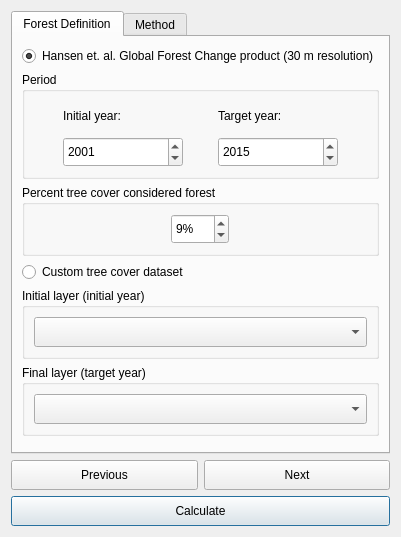
This is LDMP/gui/DlgCalculateTCData.ui in ConservationInternational/trends.earth as Qt 5 draws it before an edit. The edited form follows.
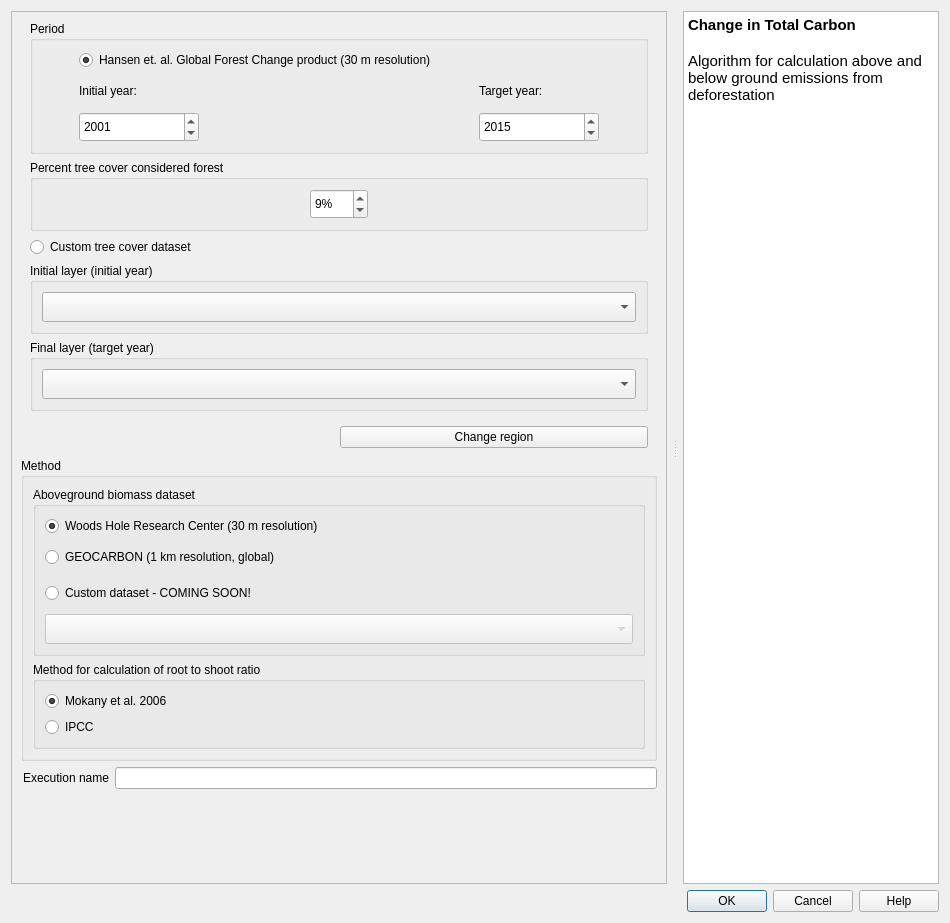
This is the edited form. The open tabs and pages were chosen to show the change. Custom widgets are drawn as their Qt base class.

Commit message: changes on all algorithm dialogs UI components

The edit to the form file:
```diff
--- a/LDMP/gui/DlgCalculateTCData.ui
+++ b/LDMP/gui/DlgCalculateTCData.ui
@@ -6,8 +6,8 @@
    <rect>
     <x>0</x>
     <y>0</y>
-    <width>368</width>
-    <height>537</height>
+    <width>950</width>
+    <height>923</height>
    </rect>
   </property>
   <property name="sizePolicy">
@@ -21,41 +21,55 @@
   </property>
   <layout class="QVBoxLayout" name="verticalLayout">
    <item>
-    <widget class="QTabWidget" name="TabBox">
+    <widget class="QSplitter" name="splitter">
+     <property name="orientation">
+      <enum>Qt::Horizontal</enum>
+     </property>
+     <property name="handleWidth">
+      <number>16</number>
+     </property>
+     <widget class="QFrame" name="configurations">
      <property name="sizePolicy">
       <sizepolicy hsizetype="Expanding" vsizetype="Expanding">
-       <horstretch>0</horstretch>
+        <horstretch>2</horstretch>
        <verstretch>0</verstretch>
       </sizepolicy>
      </property>
-     <property name="tabShape">
-      <enum>QTabWidget::Rounded</enum>
-     </property>
-     <property name="currentIndex">
-      <number>1</number>
-     </property>
-     <widget class="QWidget" name="ForestDefinitionTab">
-      <attribute name="title">
-       <string>Forest Definition</string>
-      </attribute>
-      <layout class="QVBoxLayout" name="verticalLayout_5">
+      <property name="frameShape">
+       <enum>QFrame::StyledPanel</enum>
+      </property>
+      <property name="frameShadow">
+       <enum>QFrame::Raised</enum>
+      </property>
+      <layout class="QVBoxLayout" name="verticalLayout_3">
+       <property name="leftMargin">
+        <number>9</number>
+       </property>
+       <property name="topMargin">
+        <number>0</number>
+       </property>
+       <property name="rightMargin">
+        <number>9</number>
+       </property>
+       <property name="bottomMargin">
+        <number>4</number>
+       </property>
        <item>
-        <widget class="QRadioButton" name="use_hansen">
-         <property name="text">
-          <string>Hansen et. al. Global Forest Change product (30 m resolution)</string>
+        <widget class="QFrame" name="setup_frame">
+         <property name="frameShape">
+          <enum>QFrame::NoFrame</enum>
          </property>
-         <property name="checked">
-          <bool>true</bool>
+         <property name="frameShadow">
+          <enum>QFrame::Raised</enum>
          </property>
-        </widget>
-       </item>
+         <layout class="QVBoxLayout" name="verticalLayout_4">
        <item>
         <widget class="QGroupBox" name="groupBox_hansen_period">
          <property name="title">
           <string>Period</string>
          </property>
-         <layout class="QGridLayout" name="gridLayout_8">
-          <item row="1" column="1">
+            <layout class="QGridLayout" name="gridLayout_9">
+             <item row="2" column="1">
            <widget class="QDateEdit" name="hansen_tg_year">
             <property name="sizePolicy">
              <sizepolicy hsizetype="Minimum" vsizetype="Minimum">
@@ -112,53 +126,7 @@
            </widget>
           </item>
           <item row="1" column="0">
-           <widget class="QDateEdit" name="hansen_bl_year">
-            <property name="sizePolicy">
-             <sizepolicy hsizetype="Minimum" vsizetype="Minimum">
-              <horstretch>0</horstretch>
-              <verstretch>0</verstretch>
-             </sizepolicy>
-            </property>
-            <property name="minimumSize">
-             <size>
-              <width>0</width>
-              <height>30</height>
-             </size>
-            </property>
-            <property name="maximumSize">
-             <size>
-              <width>120</width>
-              <height>35</height>
-             </size>
-            </property>
-            <property name="maximumDate">
-             <date>
-              <year>2015</year>
-              <month>12</month>
-              <day>31</day>
-             </date>
-            </property>
-            <property name="minimumDate">
-             <date>
-              <year>1992</year>
-              <month>1</month>
-              <day>1</day>
-             </date>
-            </property>
-            <property name="displayFormat">
-             <string notr="true">yyyy</string>
-            </property>
-            <property name="date">
-             <date>
-              <year>2001</year>
-              <month>1</month>
-              <day>1</day>
-             </date>
-            </property>
-           </widget>
-          </item>
-          <item row="0" column="0">
-           <widget class="QLabel" name="label_10">
+              <widget class="QLabel" name="label_11">
             <property name="minimumSize">
              <size>
               <width>0</width>
@@ -176,8 +144,8 @@
             </property>
            </widget>
           </item>
-          <item row="0" column="1">
-           <widget class="QLabel" name="label_3">
+             <item row="1" column="1">
+              <widget class="QLabel" name="label_4">
             <property name="minimumSize">
              <size>
               <width>0</width>
@@ -189,6 +157,62 @@
             </property>
            </widget>
           </item>
+             <item row="2" column="0">
+              <widget class="QDateEdit" name="hansen_bl_year">
+               <property name="sizePolicy">
+                <sizepolicy hsizetype="Minimum" vsizetype="Minimum">
+                 <horstretch>0</horstretch>
+                 <verstretch>0</verstretch>
+                </sizepolicy>
+               </property>
+               <property name="minimumSize">
+                <size>
+                 <width>0</width>
+                 <height>30</height>
+                </size>
+               </property>
+               <property name="maximumSize">
+                <size>
+                 <width>120</width>
+                 <height>35</height>
+                </size>
+               </property>
+               <property name="maximumDate">
+                <date>
+                 <year>2015</year>
+                 <month>12</month>
+                 <day>31</day>
+                </date>
+               </property>
+               <property name="minimumDate">
+                <date>
+                 <year>1992</year>
+                 <month>1</month>
+                 <day>1</day>
+                </date>
+               </property>
+               <property name="displayFormat">
+                <string notr="true">yyyy</string>
+               </property>
+               <property name="date">
+                <date>
+                 <year>2001</year>
+                 <month>1</month>
+                 <day>1</day>
+                </date>
+               </property>
+              </widget>
+             </item>
+             <item row="0" column="0">
+              <widget class="QRadioButton" name="use_hansen">
+               <property name="text">
+                <string>Hansen et. al. Global Forest Change product (30 m resolution)</string>
+               </property>
+               <property name="checked">
+                <bool>true</bool>
+               </property>
+              </widget>
+             </item>
          </layout>
         </widget>
        </item>
@@ -197,7 +221,7 @@
          <property name="title">
           <string>Percent tree cover considered forest</string>
          </property>
-         <layout class="QGridLayout" name="gridLayout_2">
+            <layout class="QGridLayout" name="gridLayout_3">
           <item row="0" column="0">
            <widget class="QSpinBox" name="hansen_fc_threshold">
             <property name="sizePolicy">
@@ -313,32 +337,60 @@
          </layout>
         </widget>
        </item>
+         </layout>
+        </widget>
+       </item>
        <item>
-        <spacer name="verticalSpacer">
-         <property name="orientation">
-          <enum>Qt::Vertical</enum>
+        <layout class="QHBoxLayout" name="horizontalLayout">
+         <property name="leftMargin">
+          <number>5</number>
          </property>
-         <property name="sizeHint" stdset="0">
-          <size>
-           <width>20</width>
-           <height>40</height>
-          </size>
+         <property name="rightMargin">
+          <number>9</number>
          </property>
-        </spacer>
-       </item>
-      </layout>
-     </widget>
-     <widget class="QWidget" name="MethodTab">
-      <attribute name="title">
+         <property name="bottomMargin">
+          <number>4</number>
+         </property>
+         <item>
+          <widget class="QLabel" name="region_la">
+           <property name="toolTip">
+            <string>The current selected region of interest</string>
+           </property>
+           <property name="text">
+            <string/>
+           </property>
+           <property name="wordWrap">
+            <bool>true</bool>
+           </property>
+          </widget>
+         </item>
+         <item>
+          <widget class="QPushButton" name="region_button">
+           <property name="toolTip">
+            <string>&lt;html&gt;&lt;head/&gt;&lt;body&gt;&lt;p&gt;Opens settings dialog in order to change region of interest.&lt;/p&gt;&lt;p&gt;&lt;br/&gt;&lt;/p&gt;&lt;/body&gt;&lt;/html&gt;</string>
+           </property>
+           <property name="text">
+            <string>Change region</string>
+           </property>
+          </widget>
+         </item>
+        </layout>
+       </item>
+       <item>
+        <widget class="QgsCollapsibleGroupBox" name="method_box">
+         <property name="title">
        <string>Method</string>
-      </attribute>
-      <layout class="QVBoxLayout" name="verticalLayout_4">
+         </property>
+         <property name="collapsed">
+          <bool>true</bool>
+         </property>
+         <layout class="QVBoxLayout" name="verticalLayout_6">
        <item>
         <widget class="QGroupBox" name="groupBox">
          <property name="title">
           <string>Aboveground biomass dataset</string>
          </property>
-         <layout class="QVBoxLayout" name="verticalLayout_3">
+            <layout class="QVBoxLayout" name="verticalLayout_5">
           <item>
            <widget class="QRadioButton" name="radioButton_carbon_woods_hole">
             <property name="text">
@@ -435,8 +487,31 @@
          </layout>
         </widget>
        </item>
+         </layout>
+        </widget>
+       </item>
        <item>
-        <spacer name="verticalSpacer_2">
+        <layout class="QHBoxLayout" name="horizontalLayout_2">
+         <property name="leftMargin">
+          <number>2</number>
+         </property>
+         <item>
+          <widget class="QLabel" name="execution_name_la">
+           <property name="toolTip">
+            <string>Auto generated name for the task which can be edited</string>
+           </property>
+           <property name="text">
+            <string>Execution name</string>
+           </property>
+          </widget>
+         </item>
+         <item>
+          <widget class="QLineEdit" name="execution_name_le"/>
+         </item>
+        </layout>
+       </item>
+       <item>
+        <spacer name="verticalSpacer">
          <property name="orientation">
           <enum>Qt::Vertical</enum>
          </property>
@@ -450,72 +525,53 @@
        </item>
       </layout>
      </widget>
+     <widget class="QTextBrowser" name="alg_help">
+      <property name="sizePolicy">
+       <sizepolicy hsizetype="Expanding" vsizetype="Expanding">
+        <horstretch>0</horstretch>
+        <verstretch>0</verstretch>
+       </sizepolicy>
+      </property>
+      <property name="accessibleName">
+       <string/>
+      </property>
+      <property name="html">
+       <string>&lt;!DOCTYPE HTML PUBLIC &quot;-//W3C//DTD HTML 4.0//EN&quot; &quot;http://www.w3.org/TR/REC-html40/strict.dtd&quot;&gt;
+&lt;html&gt;&lt;head&gt;&lt;meta name=&quot;qrichtext&quot; content=&quot;1&quot; /&gt;&lt;style type=&quot;text/css&quot;&gt;
+p, li { white-space: pre-wrap; }
+&lt;/style&gt;&lt;/head&gt;&lt;body style=&quot; font-family:'Ubuntu'; font-size:11pt; font-weight:400; font-style:normal;&quot;&gt;
+&lt;p style=&quot; margin-top:0px; margin-bottom:0px; margin-left:0px; margin-right:0px; -qt-block-indent:0; text-indent:0px;&quot;&gt;&lt;span style=&quot; font-weight:600;&quot;&gt;Change in Total Carbon&lt;/span&gt;&lt;/p&gt;
+&lt;p style=&quot;-qt-paragraph-type:empty; margin-top:0px; margin-bottom:0px; margin-left:0px; margin-right:0px; -qt-block-indent:0; text-indent:0px; font-weight:600;&quot;&gt;&lt;br /&gt;&lt;/p&gt;
+&lt;p style=&quot; margin-top:0px; margin-bottom:0px; margin-left:0px; margin-right:0px; -qt-block-indent:0; text-indent:0px;&quot;&gt;Algorithm for calculation above and below ground emissions from deforestation&lt;/p&gt;&lt;/body&gt;&lt;/html&gt;</string>
+      </property>
+      <property name="openExternalLinks">
+       <bool>true</bool>
+      </property>
+      <property name="openLinks">
+       <bool>false</bool>
+      </property>
+     </widget>
     </widget>
    </item>
    <item>
-    <layout class="QGridLayout" name="gridLayout_3">
-     <item row="2" column="0" colspan="2">
-      <widget class="QPushButton" name="button_calculate">
-       <property name="sizePolicy">
-        <sizepolicy hsizetype="Minimum" vsizetype="Minimum">
-         <horstretch>0</horstretch>
-         <verstretch>0</verstretch>
-        </sizepolicy>
-       </property>
-       <property name="minimumSize">
-        <size>
-         <width>0</width>
-         <height>30</height>
-        </size>
-       </property>
-       <property name="text">
-        <string>Calculate</string>
-       </property>
-      </widget>
-     </item>
-     <item row="1" column="0">
-      <widget class="QPushButton" name="button_prev">
-       <property name="sizePolicy">
-        <sizepolicy hsizetype="Minimum" vsizetype="Minimum">
-         <horstretch>0</horstretch>
-         <verstretch>0</verstretch>
-        </sizepolicy>
-       </property>
-       <property name="minimumSize">
-        <size>
-         <width>0</width>
-         <height>30</height>
-        </size>
-       </property>
-       <property name="text">
-        <string>Previous</string>
-       </property>
-      </widget>
-     </item>
-     <item row="1" column="1">
-      <widget class="QPushButton" name="button_next">
-       <property name="sizePolicy">
-        <sizepolicy hsizetype="Minimum" vsizetype="Minimum">
-         <horstretch>0</horstretch>
-         <verstretch>0</verstretch>
-        </sizepolicy>
-       </property>
-       <property name="minimumSize">
-        <size>
-         <width>0</width>
-         <height>30</height>
-        </size>
-       </property>
-       <property name="text">
-        <string>Next</string>
-       </property>
-      </widget>
-     </item>
-    </layout>
+    <widget class="QDialogButtonBox" name="button_box">
+     <property name="orientation">
+      <enum>Qt::Horizontal</enum>
+     </property>
+     <property name="standardButtons">
+      <set>QDialogButtonBox::Cancel|QDialogButtonBox::Help|QDialogButtonBox::Ok</set>
+     </property>
+    </widget>
    </item>
   </layout>
  </widget>
  <customwidgets>
+  <customwidget>
+   <class>QgsCollapsibleGroupBox</class>
+   <extends>QGroupBox</extends>
+   <header>qgis.gui</header>
+   <container>1</container>
+  </customwidget>
   <customwidget>
    <class>WidgetDataIOSelectTELayerImport</class>
    <extends>QComboBox</extends>
```
Left out of the diff: 14 changed lines with no effect on the pictures. Lines whose indentation alone changed are shown as unchanged. The commit also changes 17 other files.
